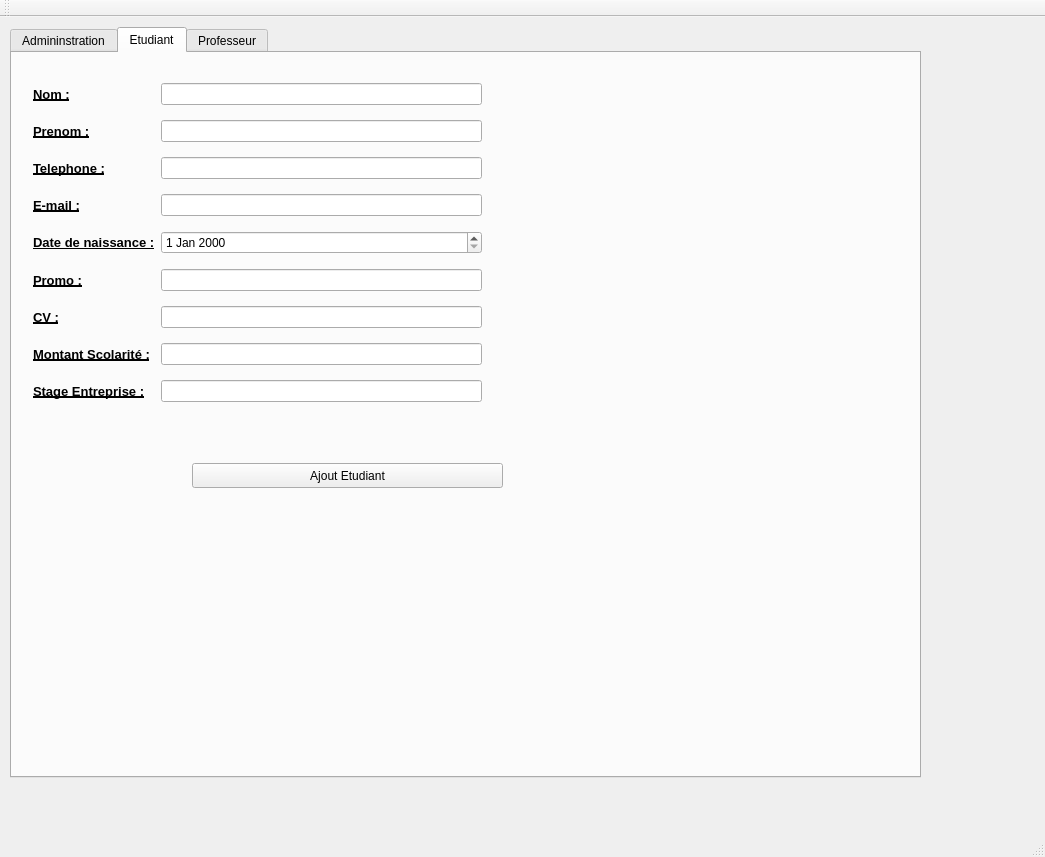
Above: AppObjetQT/mainwindow.ui from Mrgove10/AppliObjetVS before the change. Below: the same form after it.
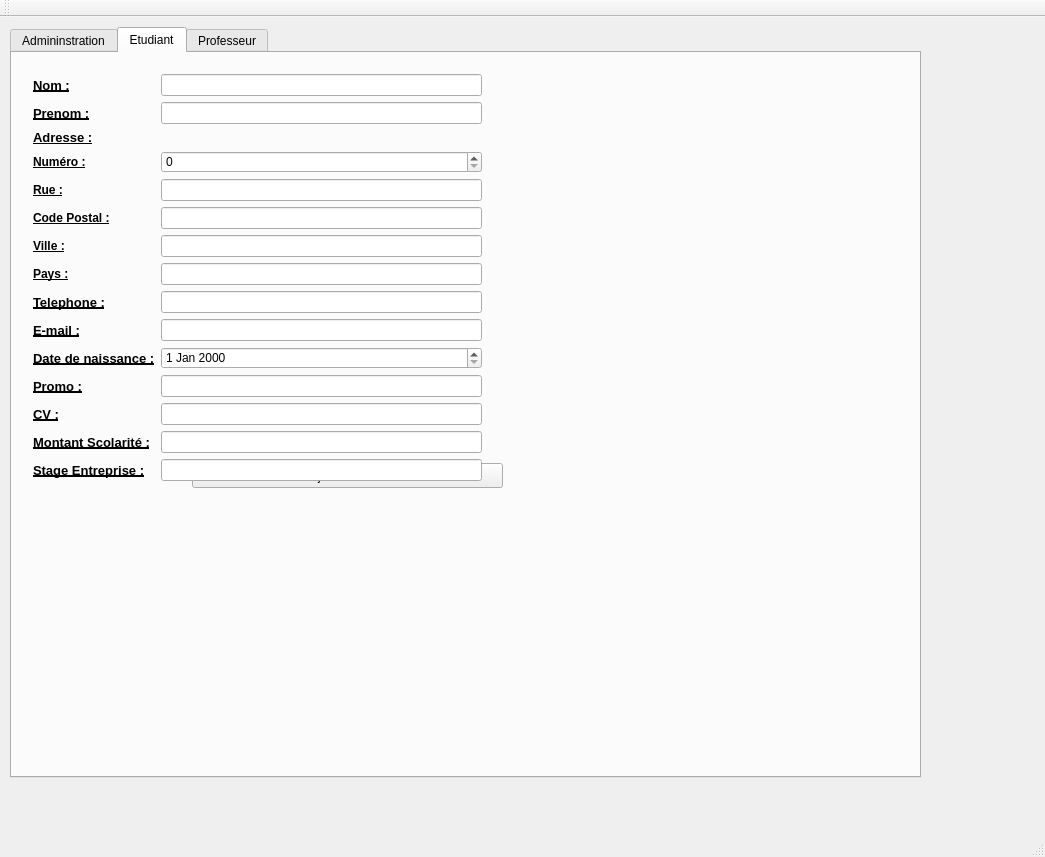
That is the form after the change. The open tabs and pages were chosen to show the change. Icons and pictures are not drawn.

Commit message: add adresse etudiant .ui

What changed in the file:
```diff
--- a/AppObjetQT/mainwindow.ui
+++ b/AppObjetQT/mainwindow.ui
@@ -527,149 +527,74 @@
         <x>10</x>
         <y>10</y>
         <width>471</width>
-        <height>361</height>
+        <height>429</height>
        </rect>
       </property>
       <layout class="QGridLayout" name="gridLayout">
-       <item row="0" column="0">
-        <widget class="QLabel" name="label">
-         <property name="font">
-          <font>
-           <pointsize>10</pointsize>
-           <weight>75</weight>
-           <bold>true</bold>
-           <underline>true</underline>
-           <strikeout>false</strikeout>
-          </font>
-         </property>
-         <property name="lineWidth">
-          <number>1</number>
-         </property>
-         <property name="text">
-          <string>Nom :</string>
-         </property>
-        </widget>
-       </item>
-       <item row="3" column="1">
-        <widget class="QLineEdit" name="etudiantEmail"/>
-       </item>
-       <item row="0" column="1">
-        <widget class="QLineEdit" name="etudiantNom"/>
-       </item>
-       <item row="1" column="0">
-        <widget class="QLabel" name="label_2">
-         <property name="font">
-          <font>
-           <pointsize>10</pointsize>
-           <weight>75</weight>
-           <bold>true</bold>
-           <underline>true</underline>
-          </font>
-         </property>
-         <property name="text">
-          <string>Prenom :</string>
-         </property>
-        </widget>
-       </item>
-       <item row="1" column="1">
-        <widget class="QLineEdit" name="etudiantPrenom"/>
-       </item>
-       <item row="2" column="0">
-        <widget class="QLabel" name="label_4">
-         <property name="font">
-          <font>
-           <pointsize>10</pointsize>
-           <weight>75</weight>
-           <bold>true</bold>
-           <underline>true</underline>
-          </font>
-         </property>
-         <property name="text">
-          <string>Telephone :</string>
-         </property>
-        </widget>
-       </item>
-       <item row="2" column="1">
-        <widget class="QLineEdit" name="etudiantTelephone"/>
-       </item>
        <item row="6" column="0">
-        <widget class="QLabel" name="label_8">
+        <widget class="QLabel" name="label_46">
          <property name="font">
           <font>
-           <pointsize>10</pointsize>
            <weight>75</weight>
            <bold>true</bold>
            <underline>true</underline>
           </font>
          </property>
          <property name="text">
-          <string>CV :</string>
-         </property>
-        </widget>
-       </item>
-       <item row="3" column="0">
-        <widget class="QLabel" name="label_5">
-         <property name="font">
-          <font>
-           <pointsize>10</pointsize>
-           <weight>75</weight>
-           <bold>true</bold>
-           <underline>true</underline>
-          </font>
-         </property>
-         <property name="text">
-          <string>E-mail :</string>
+          <string>Ville :</string>
          </property>
         </widget>
        </item>
        <item row="4" column="0">
-        <widget class="QLabel" name="label_3">
+        <widget class="QLabel" name="label_44">
          <property name="font">
           <font>
-           <pointsize>10</pointsize>
            <weight>75</weight>
            <bold>true</bold>
            <underline>true</underline>
           </font>
          </property>
          <property name="text">
-          <string>Date de naissance :</string>
+          <string>Rue :</string>
          </property>
         </widget>
        </item>
        <item row="5" column="0">
-        <widget class="QLabel" name="label_6">
+        <widget class="QLabel" name="label_45">
          <property name="font">
           <font>
-           <pointsize>10</pointsize>
            <weight>75</weight>
            <bold>true</bold>
            <underline>true</underline>
           </font>
          </property>
          <property name="text">
-          <string>Promo :</string>
+          <string>Code Postal :</string>
          </property>
         </widget>
        </item>
-       <item row="4" column="1">
-        <widget class="QDateEdit" name="etudiantDateNaissance"/>
-       </item>
-       <item row="6" column="1">
-        <widget class="QLineEdit" name="etudiantCV">
+       <item row="3" column="0">
+        <widget class="QLabel" name="label_43">
+         <property name="font">
+          <font>
+           <weight>75</weight>
+           <bold>true</bold>
+           <underline>true</underline>
+          </font>
+         </property>
          <property name="text">
-          <string/>
+          <string>Numéro :</string>
          </property>
         </widget>
        </item>
-       <item row="5" column="1">
+       <item row="11" column="1">
         <widget class="QLineEdit" name="etudiantPromo">
          <property name="text">
           <string/>
          </property>
         </widget>
        </item>
-       <item row="7" column="0">
+       <item row="13" column="0">
         <widget class="QLabel" name="label_9">
          <property name="font">
           <font>
@@ -684,14 +609,7 @@
          </property>
         </widget>
        </item>
-       <item row="7" column="1">
-        <widget class="QLineEdit" name="etudiantMontantScolarite">
-         <property name="text">
-          <string/>
-         </property>
-        </widget>
-       </item>
-       <item row="8" column="0">
+       <item row="14" column="0">
         <widget class="QLabel" name="label_10">
          <property name="font">
           <font>
@@ -706,13 +624,195 @@
          </property>
         </widget>
        </item>
-       <item row="8" column="1">
+       <item row="12" column="1">
+        <widget class="QLineEdit" name="etudiantCV">
+         <property name="text">
+          <string/>
+         </property>
+        </widget>
+       </item>
+       <item row="13" column="1">
+        <widget class="QLineEdit" name="etudiantMontantScolarite">
+         <property name="text">
+          <string/>
+         </property>
+        </widget>
+       </item>
+       <item row="14" column="1">
         <widget class="QLineEdit" name="etudiantStageEntreprise">
          <property name="text">
           <string/>
          </property>
         </widget>
        </item>
+       <item row="10" column="0">
+        <widget class="QLabel" name="label_3">
+         <property name="font">
+          <font>
+           <pointsize>10</pointsize>
+           <weight>75</weight>
+           <bold>true</bold>
+           <underline>true</underline>
+          </font>
+         </property>
+         <property name="text">
+          <string>Date de naissance :</string>
+         </property>
+        </widget>
+       </item>
+       <item row="10" column="1">
+        <widget class="QDateEdit" name="etudiantDateNaissance"/>
+       </item>
+       <item row="12" column="0">
+        <widget class="QLabel" name="label_8">
+         <property name="font">
+          <font>
+           <pointsize>10</pointsize>
+           <weight>75</weight>
+           <bold>true</bold>
+           <underline>true</underline>
+          </font>
+         </property>
+         <property name="text">
+          <string>CV :</string>
+         </property>
+        </widget>
+       </item>
+       <item row="11" column="0">
+        <widget class="QLabel" name="label_6">
+         <property name="font">
+          <font>
+           <pointsize>10</pointsize>
+           <weight>75</weight>
+           <bold>true</bold>
+           <underline>true</underline>
+          </font>
+         </property>
+         <property name="text">
+          <string>Promo :</string>
+         </property>
+        </widget>
+       </item>
+       <item row="9" column="0">
+        <widget class="QLabel" name="label_5">
+         <property name="font">
+          <font>
+           <pointsize>10</pointsize>
+           <weight>75</weight>
+           <bold>true</bold>
+           <underline>true</underline>
+          </font>
+         </property>
+         <property name="text">
+          <string>E-mail :</string>
+         </property>
+        </widget>
+       </item>
+       <item row="0" column="0">
+        <widget class="QLabel" name="label">
+         <property name="font">
+          <font>
+           <pointsize>10</pointsize>
+           <weight>75</weight>
+           <bold>true</bold>
+           <underline>true</underline>
+           <strikeout>false</strikeout>
+          </font>
+         </property>
+         <property name="lineWidth">
+          <number>1</number>
+         </property>
+         <property name="text">
+          <string>Nom :</string>
+         </property>
+        </widget>
+       </item>
+       <item row="9" column="1">
+        <widget class="QLineEdit" name="etudiantEmail"/>
+       </item>
+       <item row="1" column="1">
+        <widget class="QLineEdit" name="etudiantPrenom"/>
+       </item>
+       <item row="1" column="0">
+        <widget class="QLabel" name="label_2">
+         <property name="font">
+          <font>
+           <pointsize>10</pointsize>
+           <weight>75</weight>
+           <bold>true</bold>
+           <underline>true</underline>
+          </font>
+         </property>
+         <property name="text">
+          <string>Prenom :</string>
+         </property>
+        </widget>
+       </item>
+       <item row="8" column="0">
+        <widget class="QLabel" name="label_4">
+         <property name="font">
+          <font>
+           <pointsize>10</pointsize>
+           <weight>75</weight>
+           <bold>true</bold>
+           <underline>true</underline>
+          </font>
+         </property>
+         <property name="text">
+          <string>Telephone :</string>
+         </property>
+        </widget>
+       </item>
+       <item row="0" column="1">
+        <widget class="QLineEdit" name="etudiantNom"/>
+       </item>
+       <item row="8" column="1">
+        <widget class="QLineEdit" name="etudiantTelephone"/>
+       </item>
+       <item row="2" column="0">
+        <widget class="QLabel" name="label_42">
+         <property name="font">
+          <font>
+           <pointsize>10</pointsize>
+           <weight>75</weight>
+           <bold>true</bold>
+           <underline>true</underline>
+          </font>
+         </property>
+         <property name="text">
+          <string>Adresse :</string>
+         </property>
+        </widget>
+       </item>
+       <item row="7" column="0">
+        <widget class="QLabel" name="label_47">
+         <property name="font">
+          <font>
+           <weight>75</weight>
+           <bold>true</bold>
+           <underline>true</underline>
+          </font>
+         </property>
+         <property name="text">
+          <string>Pays :</string>
+         </property>
+        </widget>
+       </item>
+       <item row="4" column="1">
+        <widget class="QLineEdit" name="etudiantTelephone_3"/>
+       </item>
+       <item row="5" column="1">
+        <widget class="QLineEdit" name="etudiantTelephone_4"/>
+       </item>
+       <item row="6" column="1">
+        <widget class="QLineEdit" name="etudiantTelephone_5"/>
+       </item>
+       <item row="7" column="1">
+        <widget class="QLineEdit" name="etudiantTelephone_6"/>
+       </item>
+       <item row="3" column="1">
+        <widget class="QSpinBox" name="spinBox"/>
+       </item>
       </layout>
      </widget>
      <widget class="QLabel" name="label_32">
```
Left out of the diff: 2 changed lines with no effect on the pictures. The commit also changes 1 other file.
